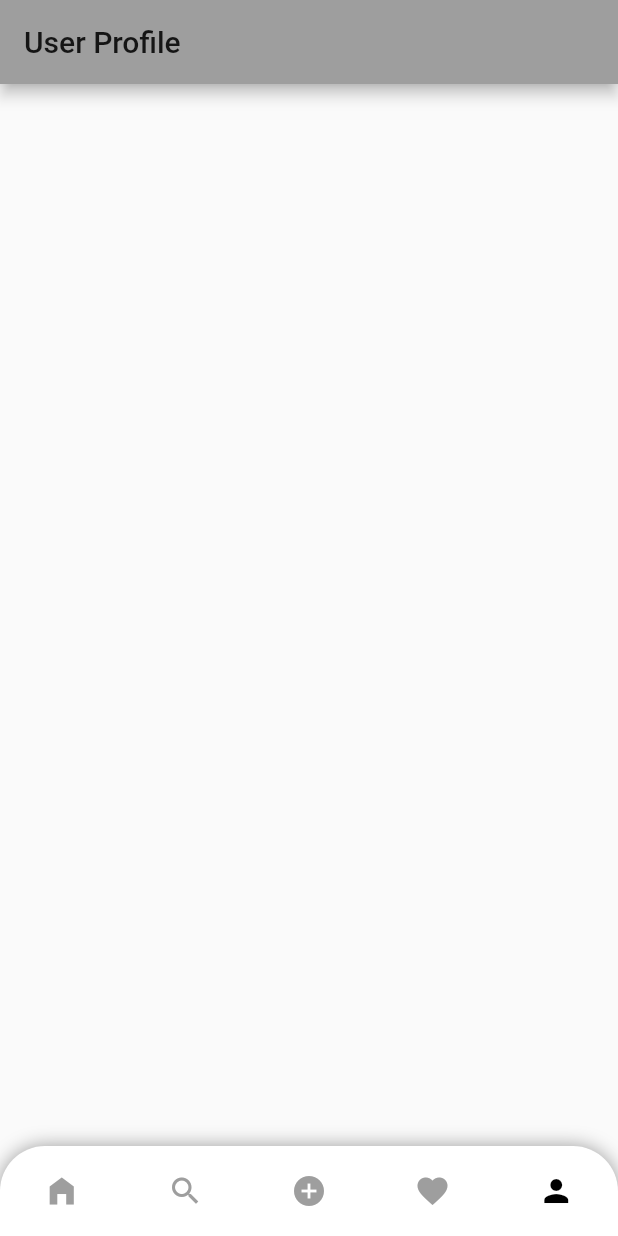
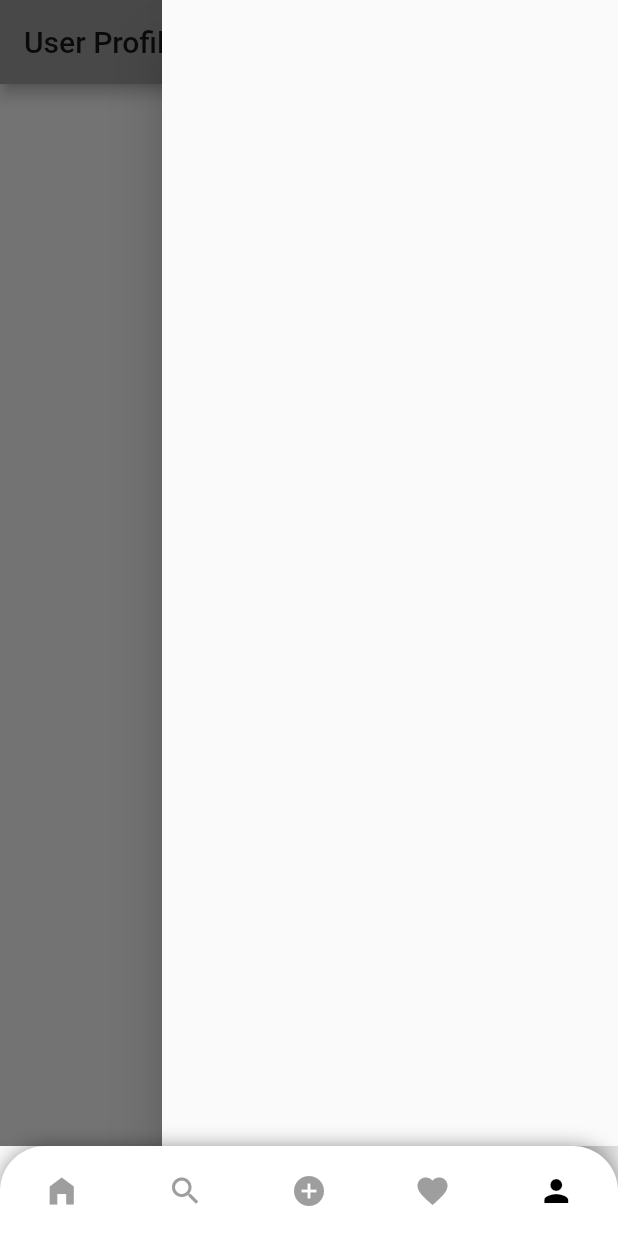
Before and after one commit to pmalaquias/instagram_clone, a Flutter app: the screen it shows after launch, item 5 of the bottom bar chosen, with the side drawer open (before the commit the screen has no drawer), on a phone screen of 412 x 824 dp. Run offline on Flutter 3.47's test engine with Material 2 defaults, Android fonts, the phone set to English and light mode, and no system bars; our stand-ins replace google_fonts, image_picker.

```diff
--- a/lib/profile.dart
+++ b/lib/profile.dart
@@ -1,4 +1,6 @@
 import 'package:flutter/material.dart';
+
+enum Options { setting, account }
 
 class ProfileScreen extends StatefulWidget {
   @override
@@ -12,7 +14,13 @@ class _ProfileScreenState extends State<ProfileScreen> {
       appBar: AppBar(
         title: Text("User Profile"),
       ),
+      endDrawer: Drawer(
+        child: ListView(
+
+        ),
+      ),
       body: Container(),
+      //drawer: Drawer() ,
     );
   }
 }
```
